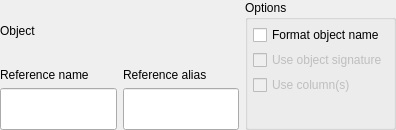
Before: the Qt Designer form libs/libgui/ui/dbobjects/referenceswidget.ui in maniac787/pgmodeler, drawn with Qt 5.
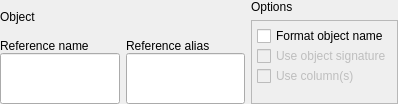
After: the same form once the commit is applied.

Commit message: Add AltDefaultFrmHint style and refine ReferencesWidget UI

Diff of the .ui file:
```diff
--- a/libs/libgui/ui/dbobjects/referenceswidget.ui
+++ b/libs/libgui/ui/dbobjects/referenceswidget.ui
@@ -6,8 +6,8 @@
    <rect>
     <x>0</x>
     <y>0</y>
-    <width>396</width>
-    <height>130</height>
+    <width>398</width>
+    <height>104</height>
    </rect>
   </property>
   <property name="windowTitle">
@@ -31,41 +31,14 @@
      <property name="sizeConstraint">
       <enum>QLayout::SizeConstraint::SetDefaultConstraint</enum>
      </property>
-     <item row="2" column="0">
-      <layout class="QVBoxLayout" name="verticalLayout">
-       <item>
-        <widget class="QLabel" name="ref_name_lbl">
-         <property name="sizePolicy">
-          <sizepolicy hsizetype="Fixed" vsizetype="Fixed">
-           <horstretch>0</horstretch>
-           <verstretch>0</verstretch>
-          </sizepolicy>
-         </property>
-         <property name="text">
-          <string>Reference name</string>
-         </property>
-        </widget>
-       </item>
-       <item>
-        <widget class="QLineEdit" name="ref_name_edt">
-         <property name="sizePolicy">
-          <sizepolicy hsizetype="Preferred" vsizetype="Preferred">
-           <horstretch>0</horstretch>
-           <verstretch>0</verstretch>
-          </sizepolicy>
-         </property>
-         <property name="toolTip">
-          <string>&lt;p&gt;The name of the reference to an object. All occurrences of the reference enclosed by &lt;strong&gt;{}&lt;/strong&gt; are replaced by the referenced object's name or signature in the SQL code.&lt;/p&gt;</string>
-         </property>
-         <property name="statusTip">
-          <string/>
-         </property>
-        </widget>
-       </item>
-      </layout>
-     </item>
-     <item row="2" column="1">
+     <property name="bottomMargin">
+      <number>0</number>
+     </property>
+     <item row="1" column="1" rowspan="2">
       <layout class="QVBoxLayout" name="verticalLayout_2">
+       <property name="spacing">
+        <number>0</number>
+       </property>
        <item>
         <widget class="QLabel" name="ref_alias_lbl">
          <property name="sizePolicy">
@@ -97,34 +70,80 @@
        </item>
       </layout>
      </item>
-     <item row="1" column="0" colspan="2">
-      <layout class="QVBoxLayout" name="object_lt">
+     <item row="1" column="0" rowspan="2">
+      <layout class="QVBoxLayout" name="verticalLayout">
        <property name="spacing">
-        <number>5</number>
+        <number>0</number>
        </property>
        <item>
-        <widget class="QLabel" name="object_lbl">
+        <widget class="QLabel" name="ref_name_lbl">
+         <property name="sizePolicy">
+          <sizepolicy hsizetype="Fixed" vsizetype="Fixed">
+           <horstretch>0</horstretch>
+           <verstretch>0</verstretch>
+          </sizepolicy>
+         </property>
          <property name="text">
-          <string>Object</string>
+          <string>Reference name</string>
          </property>
         </widget>
        </item>
-      </layout>
-     </item>
-     <item row="1" column="2" rowspan="2">
-      <widget class="QGroupBox" name="options_gb">
+       <item>
+        <widget class="QLineEdit" name="ref_name_edt">
        <property name="sizePolicy">
         <sizepolicy hsizetype="Preferred" vsizetype="Preferred">
          <horstretch>0</horstretch>
          <verstretch>0</verstretch>
         </sizepolicy>
        </property>
-       <property name="title">
-        <string>Options</string>
-       </property>
+         <property name="toolTip">
+          <string>&lt;p&gt;The name of the reference to an object. All occurrences of the reference enclosed by &lt;strong&gt;{}&lt;/strong&gt; are replaced by the referenced object's name or signature in the SQL code.&lt;/p&gt;</string>
+         </property>
+         <property name="statusTip">
+          <string/>
+         </property>
+        </widget>
+       </item>
+      </layout>
+     </item>
+     <item row="0" column="2" rowspan="3">
        <layout class="QVBoxLayout" name="verticalLayout_3">
+       <property name="topMargin">
+        <number>0</number>
+       </property>
+       <property name="bottomMargin">
+        <number>0</number>
+       </property>
+       <item>
+        <widget class="QLabel" name="options_lbl">
+         <property name="sizePolicy">
+          <sizepolicy hsizetype="Preferred" vsizetype="Fixed">
+           <horstretch>0</horstretch>
+           <verstretch>0</verstretch>
+          </sizepolicy>
+         </property>
+         <property name="text">
+          <string>Options</string>
+         </property>
+        </widget>
+       </item>
+       <item>
+        <widget class="QFrame" name="options_frm">
+         <property name="maximumSize">
+          <size>
+           <width>16777215</width>
+           <height>90</height>
+          </size>
+         </property>
+         <property name="frameShape">
+          <enum>QFrame::Shape::StyledPanel</enum>
+         </property>
+         <property name="frameShadow">
+          <enum>QFrame::Shadow::Raised</enum>
+         </property>
+         <layout class="QVBoxLayout" name="verticalLayout_4">
         <property name="spacing">
-         <number>5</number>
+           <number>0</number>
         </property>
         <property name="leftMargin">
          <number>5</number>
@@ -209,13 +228,29 @@
           <property name="sizeHint" stdset="0">
            <size>
             <width>20</width>
-            <height>15</height>
+              <height>40</height>
            </size>
           </property>
          </spacer>
         </item>
        </layout>
       </widget>
+       </item>
+      </layout>
+     </item>
+     <item row="0" column="0" colspan="2">
+      <layout class="QVBoxLayout" name="object_lt">
+       <property name="spacing">
+        <number>0</number>
+       </property>
+       <item>
+        <widget class="QLabel" name="object_lbl">
+         <property name="text">
+          <string>Object</string>
+         </property>
+        </widget>
+       </item>
+      </layout>
      </item>
     </layout>
    </item>
```
Lines whose indentation alone changed are shown as unchanged. The commit also changes 3 other files.
